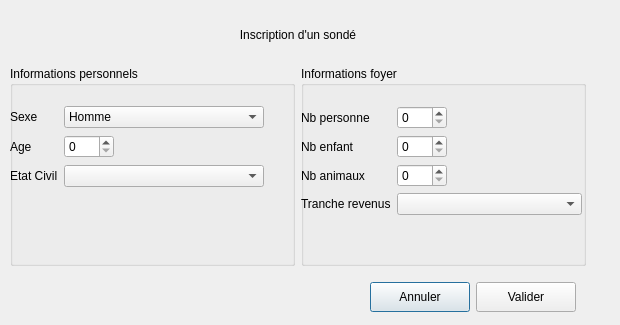
The window that dialoginscription.ui (Dragorane/sondihm) describes before a commit, drawn with Qt 5.
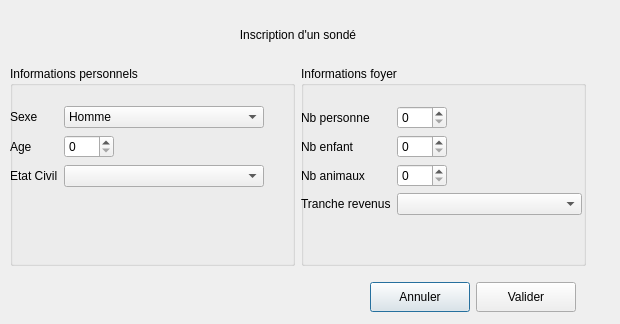
The same window after the commit.

Diff of the .ui file:
```diff
--- a/dialoginscription.ui
+++ b/dialoginscription.ui
@@ -7,7 +7,7 @@
     <x>0</x>
     <y>0</y>
     <width>620</width>
-    <height>325</height>
+    <height>324</height>
    </rect>
   </property>
   <property name="maximumSize">
```
